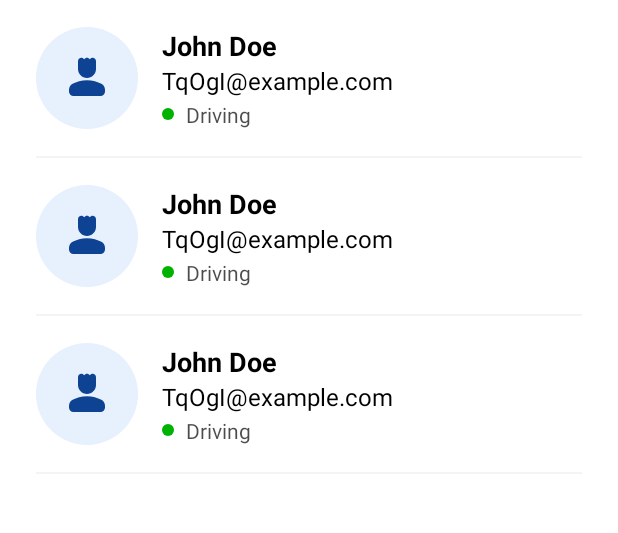
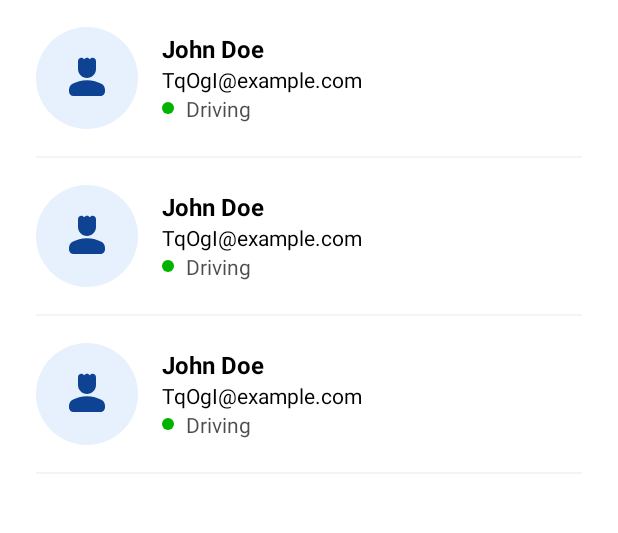
Before and after one commit to Mahmud0808/TruckOrbit, an Android app: the layout fragment_drivers.xml on its own in the app's theme, with its tools: preview values and no code run, on a phone screen of 412 x 824 dp, the part 96-629 px from its top. Run offline under Robolectric (Android 15) with nearby library versions, the phone set to English and light mode, and no system bars.

Commit message:
Decrease text size and margin for recyclerview items

```diff
--- a/app/src/main/res/layout/list_item_driver_list.xml
+++ b/app/src/main/res/layout/list_item_driver_list.xml
@@ -47,7 +47,7 @@
                 android:layout_height="wrap_content"
                 android:text="John Doe"
                 android:textColor="@color/black"
-                android:textSize="18sp"
+                android:textSize="16sp"
                 android:textStyle="bold" />
 
             <TextView
@@ -56,12 +56,11 @@
                 android:layout_height="wrap_content"
                 android:text="TqOgI@example.com"
                 android:textColor="@color/black"
-                android:textSize="16sp" />
+                android:textSize="14sp" />
 
             <LinearLayout
                 android:layout_width="wrap_content"
                 android:layout_height="wrap_content"
-                android:layout_marginTop="2dp"
                 android:gravity="center"
                 android:orientation="horizontal">
 
--- a/app/src/main/res/layout/list_item_truck_list.xml
+++ b/app/src/main/res/layout/list_item_truck_list.xml
@@ -47,7 +47,7 @@
                 android:layout_height="wrap_content"
                 android:text="Toyota Camry"
                 android:textColor="@color/black"
-                android:textSize="18sp"
+                android:textSize="16sp"
                 android:textStyle="bold" />
 
             <TextView
@@ -56,13 +56,12 @@
                 android:layout_height="wrap_content"
                 android:text="John Doe"
                 android:textColor="@color/black"
-                android:textSize="16sp" />
+                android:textSize="14sp" />
 
             <LinearLayout
                 android:layout_width="wrap_content"
                 android:layout_height="wrap_content"
                 android:gravity="center"
-                android:layout_marginTop="2dp"
                 android:orientation="horizontal">
 
                 <View
```
